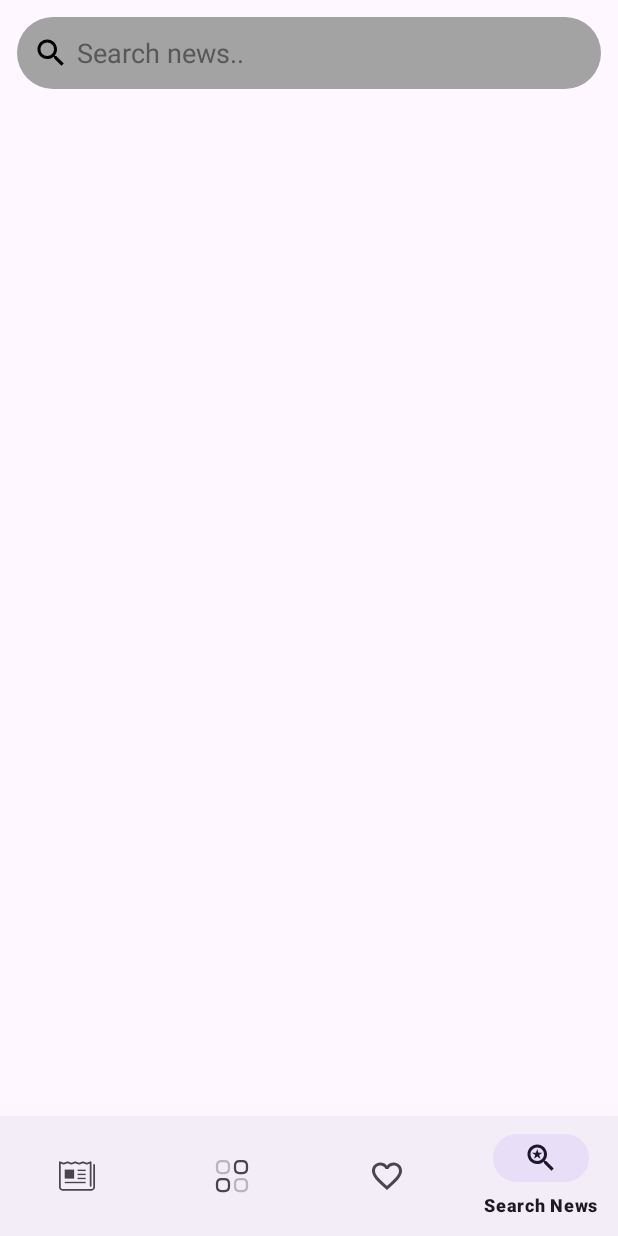
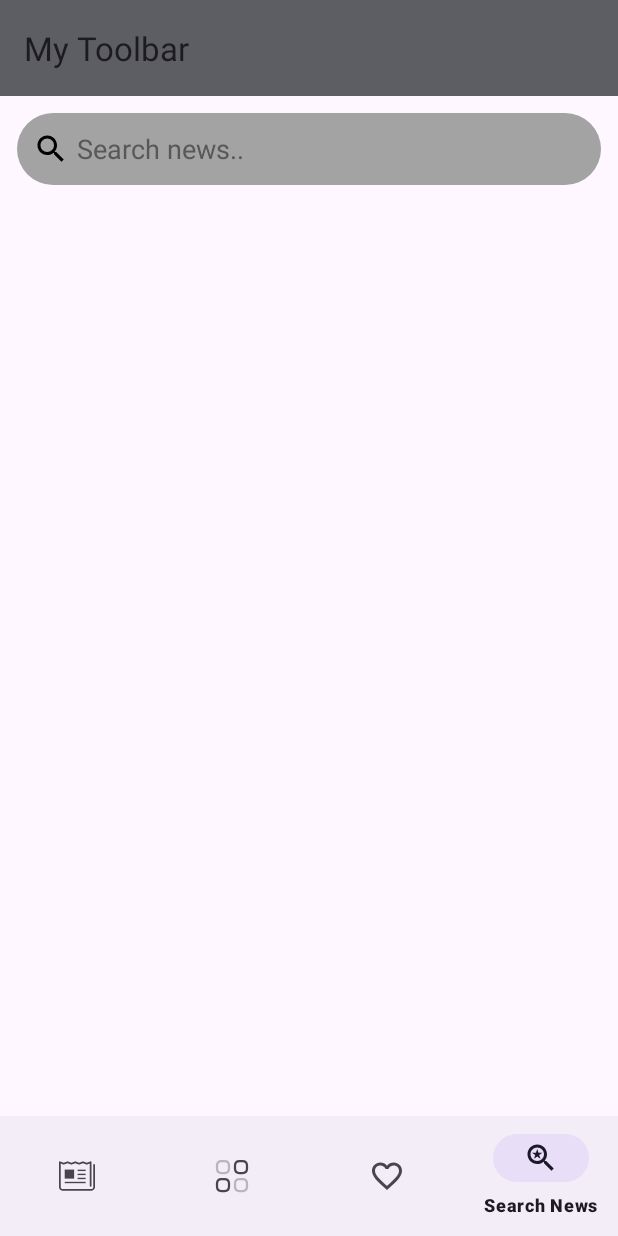
Before and after one commit to Cevik10/PrettyNewsApp, an Android app: the SearchNewsFragment screen opened through its navigation route, on a phone screen of 412 x 824 dp. Run offline under Robolectric (Android 15) with nearby library versions, the phone set to English and light mode, and no system bars; our stand-ins replace Dagger/Hilt's generated code, navigation-ui; pictures from the network do not load; 3 statements that could not run were skipped.

Commit message:
Collapsing toolbar and collapsing bottom navigation view have been completed.

```diff
--- a/app/src/main/java/com/hakancevik/newsappbihaber/adapter/NewsAdapter.kt
+++ b/app/src/main/java/com/hakancevik/newsappbihaber/adapter/NewsAdapter.kt
@@ -28,7 +28,7 @@ class NewsAdapter @Inject constructor(
 
     }
 
-    private val differ = AsyncListDiffer(this, diffUtil)
+    val differ = AsyncListDiffer(this, diffUtil)
 
 
     override fun onCreateViewHolder(parent: ViewGroup, viewType: Int): ArticleViewHolder {
--- a/app/src/main/java/com/hakancevik/newsappbihaber/repo/NewsRepository.kt
+++ b/app/src/main/java/com/hakancevik/newsappbihaber/repo/NewsRepository.kt
@@ -4,8 +4,11 @@ import androidx.lifecycle.LiveData
 import com.hakancevik.newsappbihaber.model.Article
 import com.hakancevik.newsappbihaber.model.NewsResponse
 import com.hakancevik.newsappbihaber.util.Resource
+import retrofit2.Response
 
 interface NewsRepository {
+
+    suspend fun getBreakingNews(countryCode: String, pageNumber: Int): Response<NewsResponse>
 
     suspend fun insertArticle(article: Article)
 
--- a/app/src/main/java/com/hakancevik/newsappbihaber/view/BreakingNewsFragment.kt
+++ b/app/src/main/java/com/hakancevik/newsappbihaber/view/BreakingNewsFragment.kt
@@ -1,17 +1,23 @@
 package com.hakancevik.newsappbihaber.view
 
 import android.os.Bundle
+import android.util.Log
 import androidx.fragment.app.Fragment
 import android.view.LayoutInflater
 import android.view.View
 import android.view.ViewGroup
+import androidx.lifecycle.Observer
 import androidx.lifecycle.ViewModelProvider
-import androidx.viewpager2.widget.ViewPager2
-import com.google.android.material.tabs.TabLayout
-import com.hakancevik.newsappbihaber.R
+
+import androidx.recyclerview.widget.LinearLayoutManager
+
 import com.hakancevik.newsappbihaber.adapter.NewsAdapter
-import com.hakancevik.newsappbihaber.adapter.ViewPagerAdapter
+
 import com.hakancevik.newsappbihaber.databinding.FragmentBreakingNewsBinding
+import com.hakancevik.newsappbihaber.util.Resource
+import com.hakancevik.newsappbihaber.util.customToast
+import com.hakancevik.newsappbihaber.util.hide
+import com.hakancevik.newsappbihaber.util.show
 import com.hakancevik.newsappbihaber.viewmodel.NewsViewModel
 import javax.inject.Inject
 
@@ -24,6 +30,8 @@ class BreakingNewsFragment @Inject constructor(
     private val binding get() = _binding!!
 
     lateinit var viewModel: NewsViewModel
+
+    private val TAG = "BreakingNewsFragment"
 
 
     override fun onCreateView(
@@ -40,8 +48,42 @@ class BreakingNewsFragment @Inject constructor(
         super.onViewCreated(view, savedInstanceState)
 
         viewModel = ViewModelProvider(requireActivity()).get(NewsViewModel::class.java)
+        subscribeToObservers()
+
+        binding.recyclerViewBreakingNews.adapter = newsAdapter
+        binding.recyclerViewBreakingNews.layoutManager = LinearLayoutManager(requireContext())
 
 
+    }
+
+    private fun subscribeToObservers() {
+        viewModel.breakingNews.observe(viewLifecycleOwner, Observer { response ->
+
+            when (response) {
+                is Resource.Success -> {
+                    binding.paginationProgressBar.hide()
+                    response.data?.let { newsResponse ->
+                        newsAdapter.differ.submitList(newsResponse.articles)
+                    }
+                }
+
+                is Resource.Error -> {
+                    binding.paginationProgressBar.hide()
+                    response.message?.let { message ->
+                        Log.d(TAG, "error: $message")
+                        requireActivity().customToast("$message")
+                    }
+
+                }
+
+                is Resource.Loading -> {
+                    binding.paginationProgressBar.show()
+
+
+                }
+            }
+
+        })
     }
 
     override fun onDestroyView() {
--- a/app/src/main/java/com/hakancevik/newsappbihaber/viewmodel/NewsViewModel.kt
+++ b/app/src/main/java/com/hakancevik/newsappbihaber/viewmodel/NewsViewModel.kt
@@ -1,8 +1,14 @@
 package com.hakancevik.newsappbihaber.viewmodel
 
+import androidx.lifecycle.MutableLiveData
 import androidx.lifecycle.ViewModel
+import androidx.lifecycle.viewModelScope
+import com.hakancevik.newsappbihaber.model.NewsResponse
 import com.hakancevik.newsappbihaber.repo.NewsRepository
+import com.hakancevik.newsappbihaber.util.Resource
 import dagger.hilt.android.lifecycle.HiltViewModel
+import kotlinx.coroutines.launch
+import retrofit2.Response
 import javax.inject.Inject
 
 @HiltViewModel
@@ -10,8 +16,27 @@ class NewsViewModel @Inject constructor(
     private val repository: NewsRepository
 ) : ViewModel() {
 
+    val breakingNews: MutableLiveData<Resource<NewsResponse>> = MutableLiveData()
+    var breakingNewsPage = 1
 
+    init {
+        getBreakingNews("us")
+    }
 
+    fun getBreakingNews(countryCode: String) = viewModelScope.launch {
+        breakingNews.postValue(Resource.Loading())
+        val response = repository.getBreakingNews(countryCode, breakingNewsPage)
+        breakingNews.postValue(handleBreakingNewsResponse(response))
+    }
+
+    private fun handleBreakingNewsResponse(response: Response<NewsResponse>): Resource<NewsResponse> {
+        if (response.isSuccessful) {
+            response.body()?.let { resultResponse ->
+                return Resource.Success(resultResponse)
+            }
+        }
+        return Resource.Error(response.message())
+    }
 
 
 }
--- a/app/src/main/res/layout/activity_main.xml
+++ b/app/src/main/res/layout/activity_main.xml
@@ -1,17 +1,39 @@
 <?xml version="1.0" encoding="utf-8"?>
-<androidx.constraintlayout.widget.ConstraintLayout xmlns:android="http://schemas.android.com/apk/res/android"
+<androidx.coordinatorlayout.widget.CoordinatorLayout xmlns:android="http://schemas.android.com/apk/res/android"
     xmlns:app="http://schemas.android.com/apk/res-auto"
     xmlns:tools="http://schemas.android.com/tools"
     android:layout_width="match_parent"
     android:layout_height="match_parent"
     tools:context=".MainActivity">
 
+    <com.google.android.material.appbar.AppBarLayout
+        android:id="@+id/toolbarLayout"
+        android:layout_width="match_parent"
+        android:layout_height="wrap_content">
+
+        <com.google.android.material.appbar.MaterialToolbar
+            android:id="@+id/toolbar"
+            android:layout_width="match_parent"
+            android:layout_height="?attr/actionBarSize"
+            android:layout_gravity="top"
+            android:background="@color/material_dynamic_neutral40"
+            android:titleTextColor="@color/white"
+            app:layout_scrollFlags="scroll|enterAlways"
+            app:title="My Toolbar" />
+
+    </com.google.android.material.appbar.AppBarLayout>
+
+
+    <androidx.core.widget.NestedScrollView
+        android:layout_width="match_parent"
+        android:layout_height="match_parent"
+        app:layout_behavior="@string/appbar_scrolling_view_behavior">
 
         <fragment
             android:id="@+id/fragment"
             android:name="androidx.navigation.fragment.NavHostFragment"
             android:layout_width="match_parent"
-        android:layout_height="0dp"
+            android:layout_height="match_parent"
             app:defaultNavHost="true"
             app:layout_constraintBottom_toTopOf="@+id/bottomNavigationView"
             app:layout_constraintStart_toStartOf="parent"
@@ -19,13 +41,20 @@
             app:navGraph="@navigation/nav_graph_news" />
 
 
+    </androidx.core.widget.NestedScrollView>
+
+
     <com.google.android.material.bottomnavigation.BottomNavigationView
         android:id="@+id/bottomNavigationView"
         android:layout_width="match_parent"
         android:layout_height="wrap_content"
+        android:layout_gravity="bottom"
+        app:layout_behavior="com.google.android.material.behavior.HideBottomViewOnScrollBehavior"
         app:layout_constraintBottom_toBottomOf="parent"
         app:layout_constraintEnd_toEndOf="parent"
         app:layout_constraintHorizontal_bias="0.5"
         app:layout_constraintStart_toStartOf="parent"
         app:menu="@menu/bottom_nav_menu" />
-</androidx.constraintlayout.widget.ConstraintLayout>
+
+
+</androidx.coordinatorlayout.widget.CoordinatorLayout>
--- a/app/src/main/res/navigation/nav_graph_news.xml
+++ b/app/src/main/res/navigation/nav_graph_news.xml
@@ -3,7 +3,7 @@
     xmlns:app="http://schemas.android.com/apk/res-auto"
     xmlns:tools="http://schemas.android.com/tools"
     android:id="@+id/nav_graph_news"
-    app:startDestination="@id/articleFragment">
+    app:startDestination="@id/breakingNewsFragment">
 
     <fragment
         android:id="@+id/articleFragment"
```
Also changed, not shown: app/src/main/java/com/hakancevik/newsappbihaber/repo/NewsRepositoryImpl.kt (+22 -13 lines), app/src/main/java/com/hakancevik/newsappbihaber/util/Resource.kt (+7 -24 lines). Lines whose indentation alone changed are shown as unchanged.
